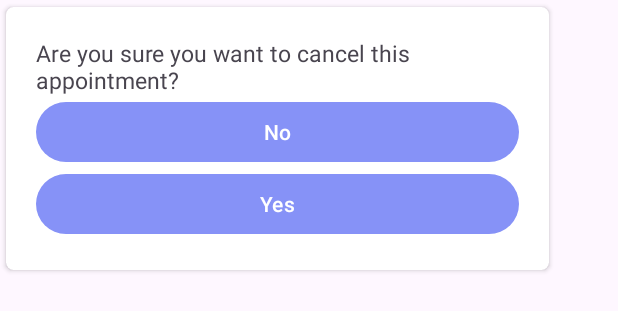
After one commit to SinadjanRudge/doct, an Android app: the layout dialog_cancel_appointment_confirmation.xml on its own in the app's theme, with its tools: preview values and no code run, on a phone screen of 412 x 824 dp. The commit adds this screen. Shown: the top 311 px of the screen. Run offline under Robolectric (Android 15) with nearby library versions, the phone set to English and light mode, and no system bars.

Commit message:
Reject Appointment button preparations

```diff
--- /dev/null
+++ b/app/src/main/res/layout/dialog_cancel_appointment_confirmation.xml
@@ -0,0 +1,46 @@
+<?xml version="1.0" encoding="utf-8"?>
+<androidx.cardview.widget.CardView xmlns:android="http://schemas.android.com/apk/res/android"
+    xmlns:app="http://schemas.android.com/apk/res-auto"
+    android:layout_width="370dp"
+    android:layout_height="wrap_content"
+    android:elevation="5dp"
+    app:cardCornerRadius="5dp"
+    app:cardUseCompatPadding="true">>
+
+    <LinearLayout
+        android:layout_width="match_parent"
+        android:layout_height="match_parent"
+        android:orientation="vertical"
+        android:padding="20dp">
+
+        <TextView
+            android:id="@+id/textView12"
+            android:layout_width="wrap_content"
+            android:layout_height="match_parent"
+            android:layout_weight="0.2"
+            android:gravity="center_vertical"
+            android:text="Are you sure you want to cancel this appointment?"
+            android:textAlignment="viewStart"
+            android:textSize="15sp" />
+
+        <LinearLayout
+            android:layout_width="match_parent"
+            android:layout_height="match_parent"
+            android:orientation="vertical">
+            <Button
+                android:id="@+id/noBtn"
+                android:layout_width="match_parent"
+                android:layout_height="wrap_content"
+                android:text="No" />
+
+            <Button
+                android:id="@+id/yesBtn"
+                android:layout_width="match_parent"
+                android:layout_height="wrap_content"
+                android:text="Yes" />
+        </LinearLayout>
+
+
+
+    </LinearLayout>
+</androidx.cardview.widget.CardView>
```
Also changed, not shown: app/src/main/java/com/triadss/doctrack2/activity/healthprof/fragment/HealthProfessionalAppointmentUpcomingAdapter.java (+31 -8 lines), app/src/main/java/com/triadss/doctrack2/dto/AppointmentDto.java (+10 -0 lines).
